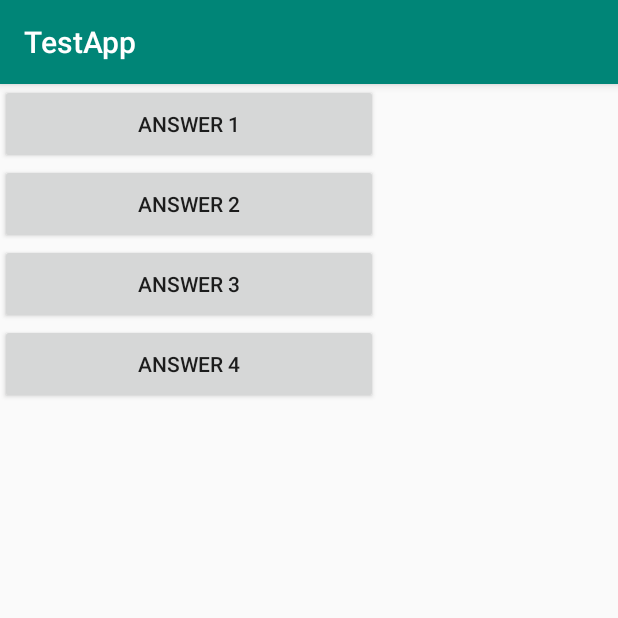
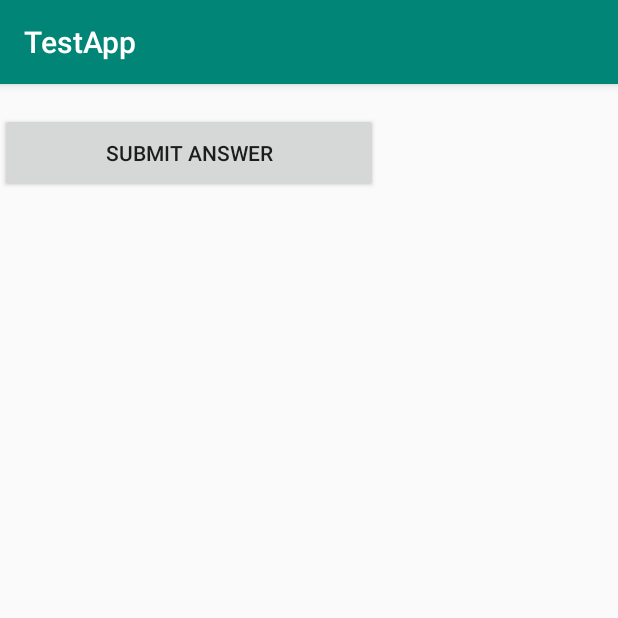
Before and after one commit to VismarkJuarez/Distributed-Systems-Mobile, an Android app: the screen it shows after launch (MainActivity), on a phone screen of 412 x 824 dp, the top half of it. Run offline under Robolectric (Android 15) with nearby library versions, the phone set to English and light mode, and no system bars.

Commit message:
Refactored the main activity UI to prepare it for consuming JSON data from the instructor server.

```diff
--- a/app/src/main/java/com/vismark/distributedsystems/loyola/testapp/MainActivity.java
+++ b/app/src/main/java/com/vismark/distributedsystems/loyola/testapp/MainActivity.java
@@ -21,74 +21,29 @@ public class MainActivity extends AppCompatActivity {
         setContentView(R.layout.activity_main);
 
         //Creating references to each of the 4 buttons
-        Button firstButton = (Button)findViewById(R.id.button1);
-        Button secondButton = (Button)findViewById(R.id.button2);
-        Button thirdButton = (Button)findViewById(R.id.button3);
-        Button fourthButton = (Button)findViewById(R.id.button4);
+        Button firstButton = (Button)findViewById(R.id.submitButton);
+
 
         //Setting onClick behaviour
         firstButton.setOnClickListener(new buttonOneClicked());
-        secondButton.setOnClickListener(new buttonTwoClicked());
-        thirdButton.setOnClickListener(new buttonThreeClicked());
-        fourthButton.setOnClickListener(new buttonFourClicked());
     }
 
     //OnClick button handler classes
     private class buttonOneClicked implements View.OnClickListener {
         @Override
         public void onClick(View v) {
-            incrementAnswer1Count();
-        }
-    }
-
-    private class buttonTwoClicked implements View.OnClickListener {
-        @Override
-        public void onClick(View v) {
-            incrementAnswer2Count();
-        }
-    }
-    private class buttonThreeClicked implements View.OnClickListener {
-        @Override
-        public void onClick(View v) {
-            incrementAnswer3Count();
-        }
-    }
-    private class buttonFourClicked implements View.OnClickListener {
-        @Override
-        public void onClick(View v) {
-            incrementAnswer4Count();
+            submitAnswer();
         }
     }
 
     //Ancillary methods
-    private void incrementAnswer1Count() {
+    private void submitAnswer() {
         Toast.makeText(getApplicationContext(),
-                "Button1 has been pressed.",
+                "Answer has been submitted.",
                 Toast.LENGTH_LONG)
                 .show();
 
         sendNetworkRequest("This is an example payload");
-    }
-
-    private void incrementAnswer2Count() {
-        Toast.makeText(getApplicationContext(),
-                "Button2 has been pressed.",
-                Toast.LENGTH_LONG)
-                .show();
-    }
-
-    private void incrementAnswer3Count() {
-        Toast.makeText(getApplicationContext(),
-                "Button3 has been pressed.",
-                Toast.LENGTH_LONG)
-                .show();
-    }
-
-    private void incrementAnswer4Count() {
-        Toast.makeText(getApplicationContext(),
-                "Button4 has been pressed.",
-                Toast.LENGTH_LONG)
-                .show();
     }
 
     private void sendNetworkRequest(String data) {
--- a/app/src/main/res/layout/activity_main.xml
+++ b/app/src/main/res/layout/activity_main.xml
@@ -11,37 +11,20 @@
         android:layout_height="match_parent"
         android:orientation = "vertical">
 
+        <TextView
+            android:layout_width="wrap_content"
+            android:layout_height="wrap_content"
+            android:id="@+id/questionLabel"
+            />
+
         <Button
-            android:id="@+id/button1"
+            android:id="@+id/submitButton"
             android:layout_width="252dp"
             android:layout_height="53dp"
-            android:text="Answer 1"
+            android:text="Submit Answer"
             tools:layout_editor_absoluteX="54dp"
             tools:layout_editor_absoluteY="297dp" />
 
-        <Button
-            android:id="@+id/button2"
-            android:layout_width="252dp"
-            android:layout_height="53dp"
-            android:text="Answer 2"
-            tools:layout_editor_absoluteX="54dp"
-            tools:layout_editor_absoluteY="218dp" />
-
-        <Button
-            android:id="@+id/button3"
-            android:layout_width="252dp"
-            android:layout_height="53dp"
-            android:text="Answer 3"
-            tools:layout_editor_absoluteX="54dp"
-            tools:layout_editor_absoluteY="135dp" />
-
-        <Button
-            android:id="@+id/button4"
-            android:layout_width="252dp"
-            android:layout_height="53dp"
-            android:text="Answer 4"
-            tools:layout_editor_absoluteX="54dp"
-            tools:layout_editor_absoluteY="52dp" />
     </LinearLayout>
 
 </android.support.constraint.ConstraintLayout>
```
